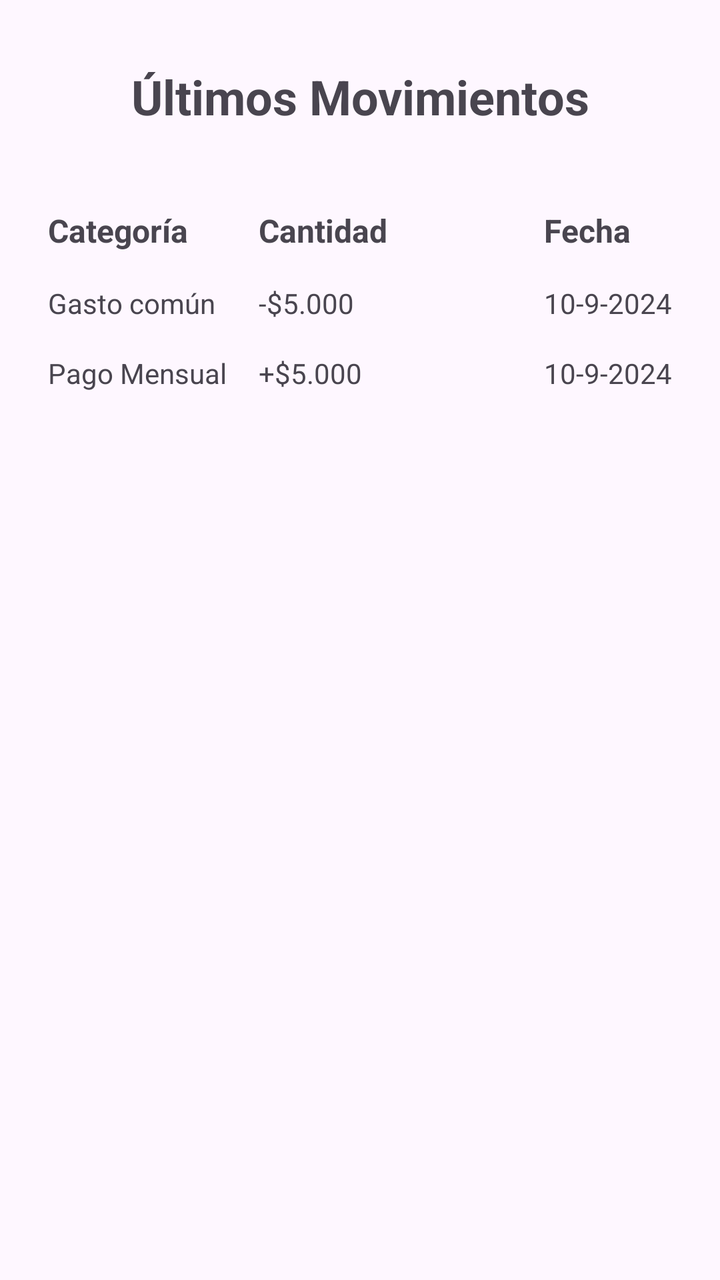
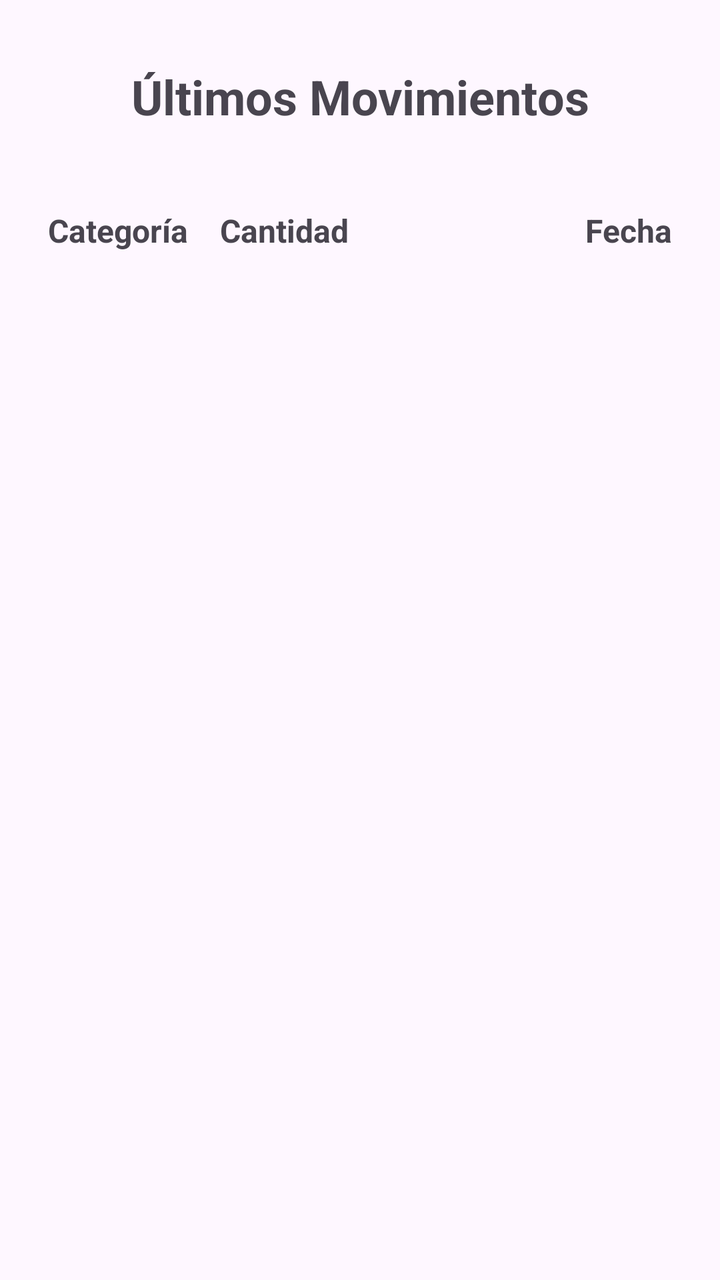

Screens rendered from an Android XML layout before and after an edit, with the pre-edit source and the edit as a unified diff.
<!-- AndroidManifest.xml: application theme Theme.SaldoSeguro -->
<!-- res/layout/activity_historial_movimientos.xml -->
<?xml version="1.0" encoding="utf-8"?>
<androidx.constraintlayout.widget.ConstraintLayout xmlns:android="http://schemas.android.com/apk/res/android"
    xmlns:app="http://schemas.android.com/apk/res-auto"
    xmlns:tools="http://schemas.android.com/tools"
    android:id="@+id/main"
    android:layout_width="match_parent"
    android:layout_height="match_parent"
    tools:context=".historial_movimientos">

    
    <TextView
        android:id="@+id/textViewTitulo"
        android:layout_width="wrap_content"
        android:layout_height="wrap_content"
        android:text="Últimos Movimientos"
        android:textSize="24sp"
        android:textStyle="bold"
        android:layout_marginTop="32dp"
        app:layout_constraintTop_toTopOf="parent"
        app:layout_constraintStart_toStartOf="parent"
        app:layout_constraintEnd_toEndOf="parent" />

    
    <TableLayout
        android:id="@+id/tableLayoutMovimientos"
        android:layout_width="match_parent"
        android:layout_height="wrap_content"
        android:layout_marginTop="16dp"
        android:padding="16dp"
        android:stretchColumns="1"
        app:layout_constraintTop_toBottomOf="@id/textViewTitulo"
        app:layout_constraintStart_toStartOf="parent"
        app:layout_constraintEnd_toEndOf="parent">

        
        <TableRow
            android:layout_width="wrap_content"
            android:layout_height="wrap_content">

            <TextView
                android:text="Categoría"
                android:textStyle="bold"
                android:layout_weight="1"
                android:textSize="16sp"
                android:padding="8dp" />

            <TextView
                android:text="Cantidad"
                android:textStyle="bold"
                android:layout_weight="1"
                android:textSize="16sp"
                android:padding="8dp" />

            <TextView
                android:text="Fecha"
                android:textStyle="bold"
                android:layout_weight="1"
                android:textSize="16sp"
                android:padding="8dp" />
        </TableRow>

        
        <TableRow
            android:layout_width="wrap_content"
            android:layout_height="wrap_content">

            <TextView
                android:text="Gasto común"
                android:layout_weight="1"
                android:padding="8dp" />

            <TextView
                android:text="-$5.000"
                android:layout_weight="1"
                android:padding="8dp" />

            <TextView
                android:text="10-9-2024"
                android:layout_weight="1"
                android:padding="8dp" />
        </TableRow>

        
        <TableRow
            android:layout_width="wrap_content"
            android:layout_height="wrap_content">

            <TextView
                android:text="Pago Mensual"
                android:layout_weight="1"
                android:padding="8dp" />

            <TextView
                android:text="+$5.000"
                android:layout_weight="1"
                android:padding="8dp" />

            <TextView
                android:text="10-9-2024"
                android:layout_weight="1"
                android:padding="8dp" />
        </TableRow>

    </TableLayout>
</androidx.constraintlayout.widget.ConstraintLayout>
<!-- resources referenced by this layout -->
<resources>
  <style name="Theme.SaldoSeguro" parent="Base.Theme.SaldoSeguro" />
  <style name="Base.Theme.SaldoSeguro" parent="Theme.Material3.DayNight.NoActionBar">
          
          
      </style>
</resources>

<!-- the commit's change to res/layout/activity_historial_movimientos.xml (unified diff, before → after) -->
@@ -60,46 +60,18 @@
         </TableRow>
 
         
-        <TableRow
-            android:layout_width="wrap_content"
-            android:layout_height="wrap_content">
+        <androidx.recyclerview.widget.RecyclerView
+            android:id="@+id/recyclerViewMovimientos"
+            android:layout_width="match_parent"
+            android:layout_height="wrap_content"
+            android:layout_marginTop="16dp"
+            app:layout_constraintTop_toBottomOf="@id/textViewTitulo"
+            app:layout_constraintStart_toStartOf="parent"
+            app:layout_constraintEnd_toEndOf="parent"/>
 
-            <TextView
-                android:text="Gasto común"
-                android:layout_weight="1"
-                android:padding="8dp" />
 
-            <TextView
-                android:text="-$5.000"
-                android:layout_weight="1"
-                android:padding="8dp" />
 
-            <TextView
-                android:text="10-9-2024"
-                android:layout_weight="1"
-                android:padding="8dp" />
-        </TableRow>
 
-        
-        <TableRow
-            android:layout_width="wrap_content"
-            android:layout_height="wrap_content">
-
-            <TextView
-                android:text="Pago Mensual"
-                android:layout_weight="1"
-                android:padding="8dp" />
-
-            <TextView
-                android:text="+$5.000"
-                android:layout_weight="1"
-                android:padding="8dp" />
-
-            <TextView
-                android:text="10-9-2024"
-                android:layout_weight="1"
-                android:padding="8dp" />
-        </TableRow>
 
     </TableLayout>
 </androidx.constraintlayout.widget.ConstraintLayout>
